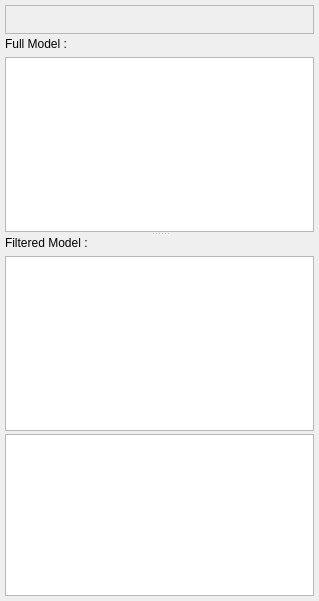
First picture: the form in v2/branches/dev/xup/src/xupmanager/ui/UIProjectsManager.ui, repository testmana2/mks, before the edit.
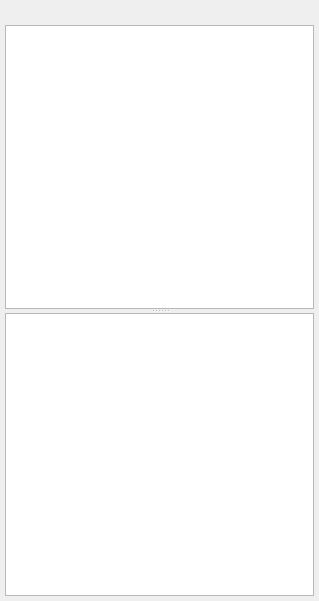
Second picture: the form after the edit.

Commit message: improve action management and some code clean

```diff
--- a/v2/branches/dev/xup/src/xupmanager/ui/UIProjectsManager.ui
+++ b/v2/branches/dev/xup/src/xupmanager/ui/UIProjectsManager.ui
@@ -31,34 +31,28 @@
     </property>
     <item>
      <widget class="QFrame" name="fToolButtons" >
-      <property name="frameShape" >
-       <enum>QFrame::StyledPanel</enum>
-      </property>
-      <property name="frameShadow" >
-       <enum>QFrame::Raised</enum>
-      </property>
       <layout class="QHBoxLayout" >
        <property name="spacing" >
-        <number>3</number>
+        <number>0</number>
        </property>
        <property name="leftMargin" >
-        <number>5</number>
+        <number>0</number>
        </property>
        <property name="topMargin" >
-        <number>5</number>
+        <number>0</number>
        </property>
        <property name="rightMargin" >
-        <number>5</number>
+        <number>0</number>
        </property>
        <property name="bottomMargin" >
-        <number>5</number>
+        <number>0</number>
        </property>
        <item>
         <widget class="QToolBar" name="tbActions" >
          <property name="iconSize" >
           <size>
-           <width>22</width>
-           <height>22</height>
+           <width>18</width>
+           <height>18</height>
           </size>
          </property>
          <property name="toolButtonStyle" >
@@ -77,52 +71,20 @@
       <property name="orientation" >
        <enum>Qt::Vertical</enum>
       </property>
-      <widget class="QWidget" name="layoutWidget1" >
-       <layout class="QVBoxLayout" >
-        <item>
-         <widget class="QLabel" name="lTitleTop" >
-          <property name="text" >
-           <string>Full Model :</string>
-          </property>
-          <property name="buddy" >
-           <cstring>tvProjects</cstring>
-          </property>
-         </widget>
-        </item>
-        <item>
+      <widget class="QStackedWidget" name="swViews" >
          <widget class="QTreeView" name="tvProjects" >
           <property name="editTriggers" >
            <set>QAbstractItemView::NoEditTriggers</set>
           </property>
          </widget>
-        </item>
-       </layout>
-      </widget>
-      <widget class="QWidget" name="layoutWidget2" >
-       <layout class="QVBoxLayout" >
-        <item>
-         <widget class="QLabel" name="lTitleMiddle" >
-          <property name="text" >
-           <string>Filtered Model :</string>
-          </property>
-          <property name="buddy" >
-           <cstring>tvProxiedProjects</cstring>
-          </property>
-         </widget>
-        </item>
-        <item>
          <widget class="QTreeView" name="tvProxiedProjects" >
           <property name="editTriggers" >
            <set>QAbstractItemView::NoEditTriggers</set>
           </property>
          </widget>
-        </item>
-       </layout>
       </widget>
-     </widget>
-    </item>
-    <item>
      <widget class="QTextEdit" name="teLog" />
+     </widget>
     </item>
    </layout>
   </widget>
```
Left out of the diff: 2 changed lines with no effect on the pictures. Lines whose indentation alone changed are shown as unchanged. The commit also changes 2 other files.
